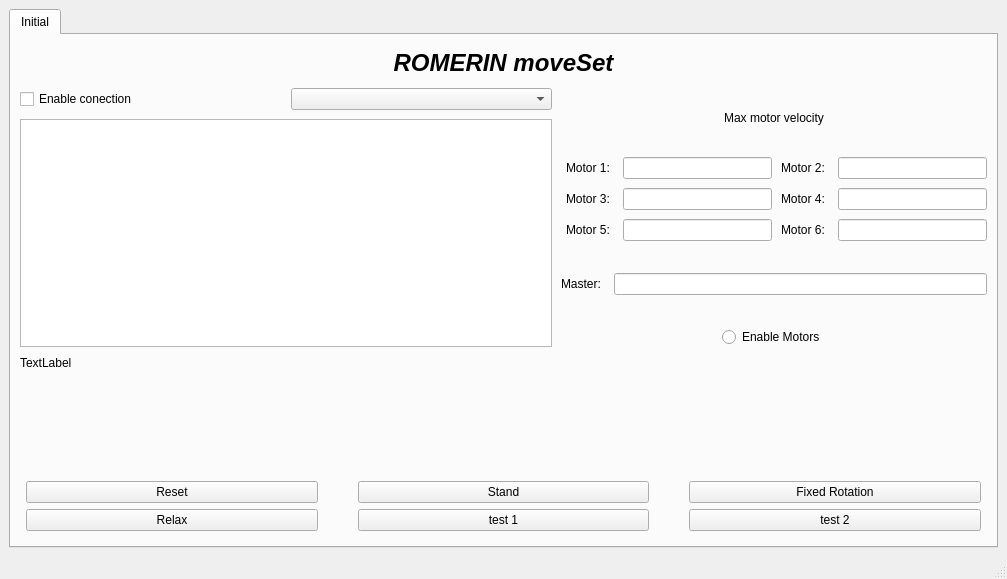
This is movimientos/Movimientos/mainwindow.ui in Alvaro-Agenjo/ROMERIN_SIM as Qt 5 draws it before an edit. The edited form follows.
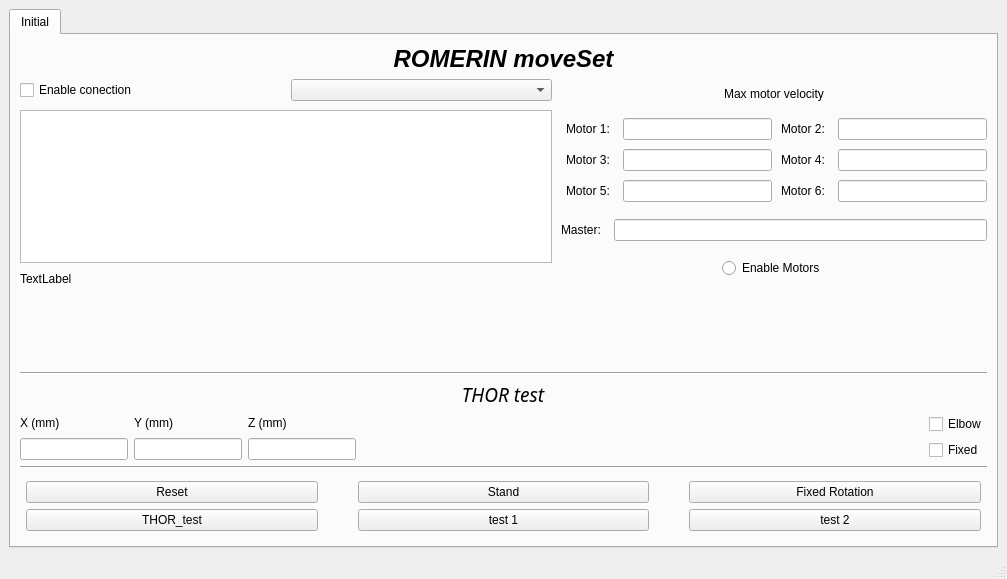
This is the edited form.

Commit message: Interfaz test IK THOR with joint limits

What changed in the file:
```diff
--- a/movimientos/Movimientos/mainwindow.ui
+++ b/movimientos/Movimientos/mainwindow.ui
@@ -14,7 +14,7 @@
    <string>MainWindow</string>
   </property>
   <widget class="QWidget" name="centralwidget">
-   <layout class="QVBoxLayout" name="verticalLayout_5">
+   <layout class="QHBoxLayout" name="horizontalLayout_6">
     <item>
      <widget class="QTabWidget" name="tabWidget">
       <property name="sizePolicy">
@@ -38,7 +38,7 @@
        </attribute>
        <layout class="QVBoxLayout" name="verticalLayout_4">
         <item>
-         <layout class="QVBoxLayout" name="verticalLayout_Main" stretch="1,8,2,6">
+         <layout class="QVBoxLayout" name="verticalLayout_Main" stretch="1,8,2,0,0,0,0,6">
           <property name="sizeConstraint">
            <enum>QLayout::SetNoConstraint</enum>
           </property>
@@ -298,6 +298,176 @@
             </property>
            </spacer>
           </item>
+          <item>
+           <widget class="Line" name="line">
+            <property name="orientation">
+             <enum>Qt::Horizontal</enum>
+            </property>
+           </widget>
+          </item>
+          <item alignment="Qt::AlignHCenter">
+           <widget class="QLabel" name="label_13">
+            <property name="font">
+             <font>
+              <family>Sans Serif</family>
+              <pointsize>14</pointsize>
+              <italic>true</italic>
+              <bold>false</bold>
+              <underline>false</underline>
+              <strikeout>false</strikeout>
+              <kerning>true</kerning>
+             </font>
+            </property>
+            <property name="text">
+             <string>THOR test</string>
+            </property>
+            <property name="textFormat">
+             <enum>Qt::RichText</enum>
+            </property>
+            <property name="alignment">
+             <set>Qt::AlignCenter</set>
+            </property>
+           </widget>
+          </item>
+          <item>
+           <layout class="QHBoxLayout" name="horizontalLayout_5">
+            <item>
+             <layout class="QGridLayout" name="gridLayout_2">
+              <item row="0" column="0">
+               <widget class="QLabel" name="label_6">
+                <property name="sizePolicy">
+                 <sizepolicy hsizetype="Preferred" vsizetype="Preferred">
+                  <horstretch>0</horstretch>
+                  <verstretch>0</verstretch>
+                 </sizepolicy>
+                </property>
+                <property name="text">
+                 <string>X (mm)</string>
+                </property>
+               </widget>
+              </item>
+              <item row="0" column="2">
+               <widget class="QLabel" name="label_5">
+                <property name="sizePolicy">
+                 <sizepolicy hsizetype="Preferred" vsizetype="Preferred">
+                  <horstretch>0</horstretch>
+                  <verstretch>0</verstretch>
+                 </sizepolicy>
+                </property>
+                <property name="text">
+                 <string>Z (mm)</string>
+                </property>
+               </widget>
+              </item>
+              <item row="0" column="1">
+               <widget class="QLabel" name="label_12">
+                <property name="sizePolicy">
+                 <sizepolicy hsizetype="Preferred" vsizetype="Preferred">
+                  <horstretch>0</horstretch>
+                  <verstretch>0</verstretch>
+                 </sizepolicy>
+                </property>
+                <property name="text">
+                 <string>Y (mm)</string>
+                </property>
+               </widget>
+              </item>
+              <item row="1" column="0">
+               <widget class="QLineEdit" name="txt_THOR_X">
+                <property name="sizePolicy">
+                 <sizepolicy hsizetype="Preferred" vsizetype="Fixed">
+                  <horstretch>0</horstretch>
+                  <verstretch>0</verstretch>
+                 </sizepolicy>
+                </property>
+                <property name="text">
+                 <string/>
+                </property>
+               </widget>
+              </item>
+              <item row="1" column="1">
+               <widget class="QLineEdit" name="txt_THOR_Y">
+                <property name="sizePolicy">
+                 <sizepolicy hsizetype="Preferred" vsizetype="Fixed">
+                  <horstretch>0</horstretch>
+                  <verstretch>0</verstretch>
+                 </sizepolicy>
+                </property>
+                <property name="text">
+                 <string/>
+                </property>
+               </widget>
+              </item>
+              <item row="1" column="2">
+               <widget class="QLineEdit" name="txt_THOR_Z">
+                <property name="sizePolicy">
+                 <sizepolicy hsizetype="Preferred" vsizetype="Fixed">
+                  <horstretch>0</horstretch>
+                  <verstretch>0</verstretch>
+                 </sizepolicy>
+                </property>
+                <property name="text">
+                 <string/>
+                </property>
+               </widget>
+              </item>
+             </layout>
+            </item>
+            <item>
+             <spacer name="horizontalSpacer">
+              <property name="orientation">
+               <enum>Qt::Horizontal</enum>
+              </property>
+              <property name="sizeType">
+               <enum>QSizePolicy::Expanding</enum>
+              </property>
+              <property name="sizeHint" stdset="0">
+               <size>
+                <width>80</width>
+                <height>20</height>
+               </size>
+              </property>
+             </spacer>
+            </item>
+            <item>
+             <layout class="QVBoxLayout" name="verticalLayout">
+              <item>
+               <widget class="QCheckBox" name="chk_elbow">
+                <property name="sizePolicy">
+                 <sizepolicy hsizetype="Minimum" vsizetype="Fixed">
+                  <horstretch>0</horstretch>
+                  <verstretch>0</verstretch>
+                 </sizepolicy>
+                </property>
+                <property name="text">
+                 <string>Elbow</string>
+                </property>
+               </widget>
+              </item>
+              <item>
+               <widget class="QCheckBox" name="chk_fixed">
+                <property name="sizePolicy">
+                 <sizepolicy hsizetype="Minimum" vsizetype="Fixed">
+                  <horstretch>0</horstretch>
+                  <verstretch>0</verstretch>
+                 </sizepolicy>
+                </property>
+                <property name="text">
+                 <string>Fixed</string>
+                </property>
+               </widget>
+              </item>
+             </layout>
+            </item>
+           </layout>
+          </item>
+          <item>
+           <widget class="Line" name="line_2">
+            <property name="orientation">
+             <enum>Qt::Horizontal</enum>
+            </property>
+           </widget>
+          </item>
           <item>
            <layout class="QGridLayout" name="Moves" columnstretch="0,0,0">
             <property name="leftMargin">
@@ -331,7 +501,7 @@
             <item row="1" column="0">
              <widget class="QPushButton" name="btn_relax">
               <property name="text">
-               <string>Relax</string>
+               <string>THOR_test</string>
               </property>
              </widget>
             </item>
```
Left out of the diff: 2 changed lines with no effect on the pictures. The commit also changes 8 other files.
